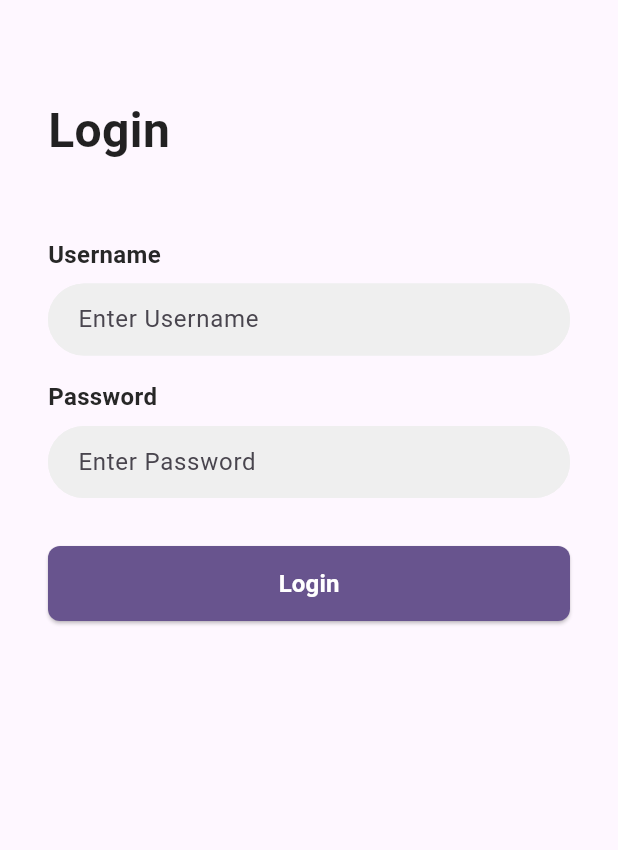
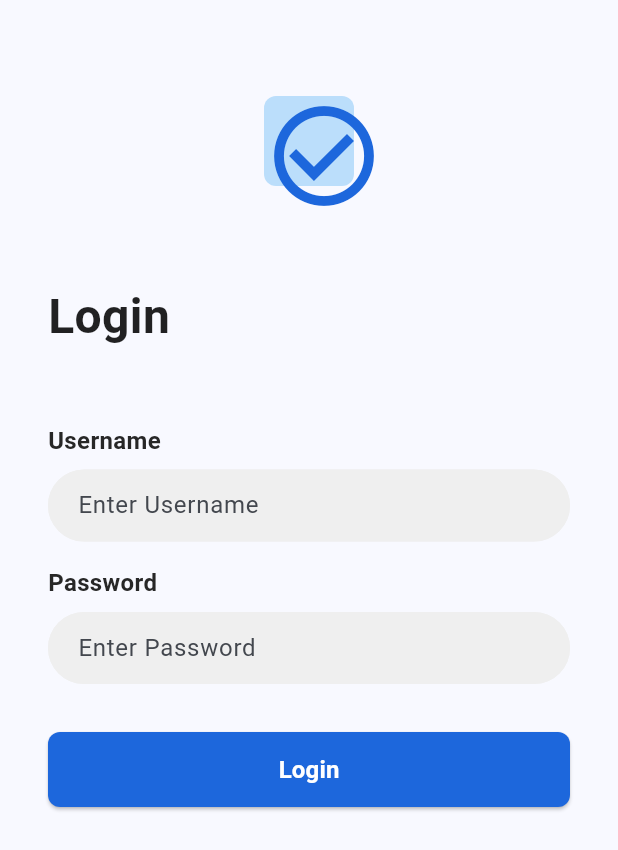
Before and after one commit to Alvin-Saputra/sofco_attendance_frontend, a Flutter app: the screen it shows after launch, on a phone screen of 412 x 824 dp. Shown: the top 850 px of the screen. Run offline on Flutter 3.47's test engine with Material 3 defaults, Android fonts, the phone set to English and light mode, and no system bars; our stand-ins replace flutter_riverpod, image_picker, jwt_decoder, shared_preferences; missing offline and left inert: mobkit_dashed_border.

Commit message:
feat: 1. enhance UI components with custom styles and implement error handling in attendance features
2. Implements token expired checking and redirecting

3. fixing routing logic in main.dart

```diff
--- a/lib/core/components/attendance_card.dart
+++ b/lib/core/components/attendance_card.dart
@@ -1,3 +1,4 @@
+import 'package:attendance_frontend/core/constant/app_text_size.dart';
 import 'package:flutter/material.dart';
 
 class AttendanceCard extends StatelessWidget {
@@ -18,9 +19,11 @@ class AttendanceCard extends StatelessWidget {
           leading: CircleAvatar(child: Icon(Icons.check_circle, color: Colors.blueAccent ,)),
           title: Text(
             title,
+            style: const TextStyle(fontSize: AppTextSize.textLg, fontWeight: FontWeight.bold)
           ),
           subtitle: Text(
             "Time: $subtitle",
+             style: const TextStyle(fontSize: AppTextSize.textSm, fontWeight: FontWeight.w300)
           ),
         ),
       ),
--- a/lib/core/components/button.dart
+++ b/lib/core/components/custom_button.dart
@@ -1,19 +1,21 @@
+import 'package:attendance_frontend/core/constant/app_colors.dart';
+import 'package:attendance_frontend/core/constant/app_text_size.dart';
 import 'package:flutter/material.dart';
 
-class Button extends StatelessWidget {
-  const Button({super.key, required this.onPressed, required this.text, this.isDisable = false});
+class CustomButton extends StatelessWidget {
+  const CustomButton({super.key, required this.onPressed, this.isDisable = false, required this.childWidget});
 
-  final Function() onPressed;
-  final String text;
+  final Function()? onPressed;
   final bool isDisable;
+  final Widget childWidget;
 
   @override
   Widget build(BuildContext context) {
     return ElevatedButton(
       onPressed: (isDisable)?null:onPressed,
       style: ElevatedButton.styleFrom(
-        backgroundColor: (isDisable)?Colors.grey:Colors.blue,
-        foregroundColor: Colors.white,
+        backgroundColor: (isDisable)?Colors.grey:AppColors.secondary,
+        foregroundColor: AppColors.primary,
         shape: RoundedRectangleBorder(
           borderRadius: BorderRadius.circular(
             8.0,
@@ -23,10 +25,7 @@ class Button extends StatelessWidget {
       child: Center(
         child: Padding(
           padding: const EdgeInsets.all(12.0),
-          child: Text(
-            text,
-            style: TextStyle(fontSize: 16.0, fontWeight: FontWeight.bold),
-          ),
+          child: childWidget
         ),
       ),
     );
--- a/lib/core/components/custom_input_field.dart
+++ b/lib/core/components/custom_input_field.dart
@@ -1,4 +1,5 @@
 
+import 'package:attendance_frontend/core/constant/app_text_size.dart';
 import 'package:flutter/material.dart';
 
 class CustomInputField extends StatelessWidget {
@@ -42,7 +43,7 @@ class CustomInputField extends StatelessWidget {
         Text(
           label,
           style: TextStyle(
-            fontSize:16, fontWeight: FontWeight.w600,
+            fontSize:AppTextSize.textBase, fontWeight: FontWeight.w600,
             color: Color.fromARGB(255, 39, 39, 39),
           )
         ),
--- /dev/null
+++ b/lib/core/constant/app_colors.dart
@@ -0,0 +1,9 @@
+import 'dart:ui';
+
+class AppColors{
+  static const Color primary = Color.fromARGB(255, 249, 249, 249);
+  static const Color secondary = Color.fromARGB(255, 29, 103, 220);
+  static const Color tertiary = Color.fromARGB(255, 39, 39, 39);
+  static const Color quarternary = Color.fromARGB(255, 100, 100, 100);
+  static const Color danger = Color.fromARGB(255, 225, 21, 21);
+}
--- /dev/null
+++ b/lib/core/constant/app_text_size.dart
@@ -0,0 +1,9 @@
+class AppTextSize{
+  static const double textXs = 12.0;
+  static const double textSm = 14.0;
+  static const double textBase = 16.0;
+  static const double textLg = 18.0;
+  static const double textXl = 20.0;
+  static const double heading = 40.0;
+
+}
--- a/lib/core/utils/api_result.dart
+++ b/lib/core/utils/api_result.dart
@@ -7,5 +7,6 @@ sealed class ApiResult<T>{}
 
   class Error<T>extends ApiResult<T>{
     final String message;
-    Error(this.message);
+    final int? statusCode;
+    Error(this.message, {this.statusCode});
   }
--- a/lib/features/attendance/presentation/providers/create_attendance_notifier.dart
+++ b/lib/features/attendance/presentation/providers/create_attendance_notifier.dart
@@ -2,6 +2,7 @@ import 'dart:io';
 
 import 'package:attendance_frontend/features/attendance/presentation/providers/create_attendance_state.dart';
 import 'package:attendance_frontend/features/attendance/presentation/providers/result_state.dart';
+import 'package:attendance_frontend/features/auth/presentation/provider/auth_notifier.dart';
 import 'package:flutter_riverpod/flutter_riverpod.dart';
 import 'package:attendance_frontend/core/utils/api_result.dart';
 import 'package:attendance_frontend/features/attendance/domain/usecases/fetch_attendance_use_case.dart';
@@ -41,6 +42,9 @@ class CreateAttendanceNotifier extends Notifier<CreateAttendanceState> {
         );
 
       case Error():
+      if (result.statusCode == 401) {
+          ref.read(authNotifierProvider.notifier).logout();
+        }
         state = state.copyWith(
           state: ResultState.error,
           message: result.message,
--- a/lib/features/attendance/presentation/providers/fetch_attendance_notifier.dart
+++ b/lib/features/attendance/presentation/providers/fetch_attendance_notifier.dart
@@ -1,4 +1,5 @@
 import 'package:attendance_frontend/features/attendance/presentation/providers/result_state.dart';
+import 'package:attendance_frontend/features/auth/presentation/provider/auth_notifier.dart';
 import 'package:flutter_riverpod/flutter_riverpod.dart';
 import 'package:attendance_frontend/core/utils/api_result.dart';
 import 'package:attendance_frontend/features/attendance/domain/usecases/fetch_attendance_use_case.dart';
@@ -37,6 +38,9 @@ class FetchAttendanceNotifier extends Notifier<FetchAttendanceState> {
           );
         }
       case Error():
+      if (result.statusCode == 401) {
+          ref.read(authNotifierProvider.notifier).logout();
+        }
         state = state.copyWith(
           state: ResultState.error,
           message: result.message,
--- a/lib/features/auth/presentation/screen/login_screen.dart
+++ b/lib/features/auth/presentation/screen/login_screen.dart
@@ -1,5 +1,6 @@
-import 'package:attendance_frontend/core/components/button.dart';
+import 'package:attendance_frontend/core/components/custom_button.dart';
 import 'package:attendance_frontend/core/components/custom_input_field.dart';
+import 'package:attendance_frontend/core/constant/app_colors.dart';
 import 'package:attendance_frontend/features/auth/presentation/provider/auth_notifier.dart';
 import 'package:attendance_frontend/features/auth/presentation/provider/auth_state.dart';
 import 'package:attendance_frontend/routes/app_routes.dart';
@@ -41,13 +42,10 @@ class _LoginScreenState extends ConsumerState<LoginScreen> {
 
   @override
   Widget build(BuildContext context) {
-    // Memantau perubahan state untuk UI (reactive)
+
     final authState = ref.watch(authNotifierProvider);
     final isLoading = authState.status == AuthStatus.loading;
 
-    // ------------------------------------------------------------------
-    // REF.LISTEN: Menangani navigasi dan notifikasi error (Side Effects)
-    // ------------------------------------------------------------------
     ref.listen<AuthState>(authNotifierProvider, (previous, next) {
       if (next.status == AuthStatus.error) {
         ScaffoldMessenger.of(context).showSnackBar(
@@ -57,10 +55,6 @@ class _LoginScreenState extends ConsumerState<LoginScreen> {
             behavior: SnackBarBehavior.floating,
           ),
         );
-      } else if (next.status == AuthStatus.authenticated) {
-        // Navigasi ke halaman utama (ganti '/home' sesuai route Anda)
-        // Gunakan pushReplacementNamed atau GoRouter agar user tidak bisa back ke login
-        Navigator.of(context).pushReplacementNamed(AppRoutes.home);
       }
     });
 
@@ -70,22 +64,28 @@ class _LoginScreenState extends ConsumerState<LoginScreen> {
         child: SingleChildScrollView(
           child: Column(
             children: [
-              // Container(
-              //   margin: const EdgeInsets.only(top: 64.0),
-              //   child: Row(
-              //     mainAxisAlignment: MainAxisAlignment.center,
-              //     children: [
-              //       Container(
-              //         height: 50,
-              //         width: 50,
-              //         decoration: BoxDecoration(
+            Container(
+  margin: const EdgeInsets.only(top: 64.0),
+  child: Row(
+    mainAxisAlignment: MainAxisAlignment.center,
+    children: [
+      Container(
+        height: 60,
+        width: 60,
+        decoration: BoxDecoration(
+          color: Colors.blue.shade100,
+          borderRadius: BorderRadius.circular(8.0),
+        ),
 
-              //           borderRadius: BorderRadius.circular(8.0),
-              //         ),
-              //       ),
-              //     ],
-              //   ),
-              // ),
+        child: const Icon(
+          Icons.check_circle_outline,
+          color: AppColors.secondary,
+          size: 80,
+        ),
+      ),
+    ],
+  ),
+),
               Container(
                 margin: const EdgeInsets.only(top: 64.0, left: 32.0),
                 child: const Row(
@@ -140,16 +140,11 @@ class _LoginScreenState extends ConsumerState<LoginScreen> {
                       SizedBox(
                         width: double.infinity,
                         height: 50,
-                        child: ElevatedButton(
+                        child: CustomButton(
                           // Nonaktifkan tombol (null) saat proses loading berlangsung
                           onPressed: isLoading ? null : _login,
-                          style: ElevatedButton.styleFrom(
-                            backgroundColor: Theme.of(context).primaryColor,
-                            shape: RoundedRectangleBorder(
-                              borderRadius: BorderRadius.circular(8.0),
-                            ),
-                          ),
-                          child: isLoading
+                          isDisable: isLoading,
+                          childWidget: isLoading
                               ? const SizedBox(
                                   height: 24,
                                   width: 24,
--- a/lib/main.dart
+++ b/lib/main.dart
@@ -6,6 +6,9 @@ import 'package:attendance_frontend/routes/app_routes.dart';
 import 'package:flutter/material.dart';
 import 'package:flutter_riverpod/flutter_riverpod.dart';
 import 'package:shared_preferences/shared_preferences.dart';
+
+final GlobalKey<NavigatorState> navigatorKey = GlobalKey<NavigatorState>();
+
 
 Future<void> main() async {
   WidgetsFlutterBinding.ensureInitialized();
@@ -25,38 +28,25 @@ class MyApp extends ConsumerWidget {
   @override
   Widget build(BuildContext context, WidgetRef ref) {
 
-    // final initialRouteAsync = ref.watch(initialRouteProvider);
-    final authState = ref.watch(authNotifierProvider);
+    ref.listen<AuthState>(authNotifierProvider, (previous, next) {
+      if (next.status == AuthStatus.unauthenticated) {
+        navigatorKey.currentState?.pushNamedAndRemoveUntil(AppRoutes.login, (route) => false);
+      }
+      else if (next.status == AuthStatus.authenticated && previous?.status != AuthStatus.authenticated) {
+        navigatorKey.currentState?.pushNamedAndRemoveUntil(AppRoutes.home, (route) => false);
+      }
+    });
+
+    // // final initialRouteAsync = ref.watch(initialRouteProvider);
+    // final authState = ref.watch(authNotifierProvider);
 
     return MaterialApp(
       title: 'Flutter Demo',
-      theme: ThemeData(colorScheme: ColorScheme.fromSeed(seedColor: Colors.deepPurple)),
+      theme: ThemeData(colorScheme: ColorScheme.fromSeed(seedColor: Colors.blue)),
       routes: AppRoutes.routes, // Daftarkan rute aplikasi kamu di sini
       debugShowCheckedModeBanner: false,
-
-      // Jadikan properti 'home' dinamis berdasarkan status loading data
-      home: _getHomeScreen(context,authState.status),
+      navigatorKey: navigatorKey,
+      home: Scaffold(body: Center(child: LinearProgressIndicator(),))
     );
   }
 }
-
-Widget _getHomeScreen(BuildContext context, AuthStatus status){
-  switch (status){
-    case AuthStatus.initial:
-      case AuthStatus.loading:
-
-        return const Scaffold(
-          body: Center(
-            child: CircularProgressIndicator(),
-          ),
-        );
-   case AuthStatus.authenticated:
-       return AppRoutes.routes[AppRoutes.home]!(context);
-
-
-  case AuthStatus.unauthenticated:
-      case AuthStatus.error:
-      default:
-      return AppRoutes.routes[AppRoutes.login]!(context);
-  }
-}
```
Also changed, not shown: lib/features/attendance/data/repositories/attendance_repository_impl.dart (+6 -6 lines), lib/features/attendance/presentation/providers/check_attendance_notifier.dart (+6 -5 lines), lib/features/attendance/presentation/screens/attendance_create_screen.dart (+18 -9 lines), lib/features/attendance/presentation/screens/attendance_history_screen.dart (+51 -5 lines), lib/features/attendance/presentation/screens/home_screen.dart (+77 -35 lines).
